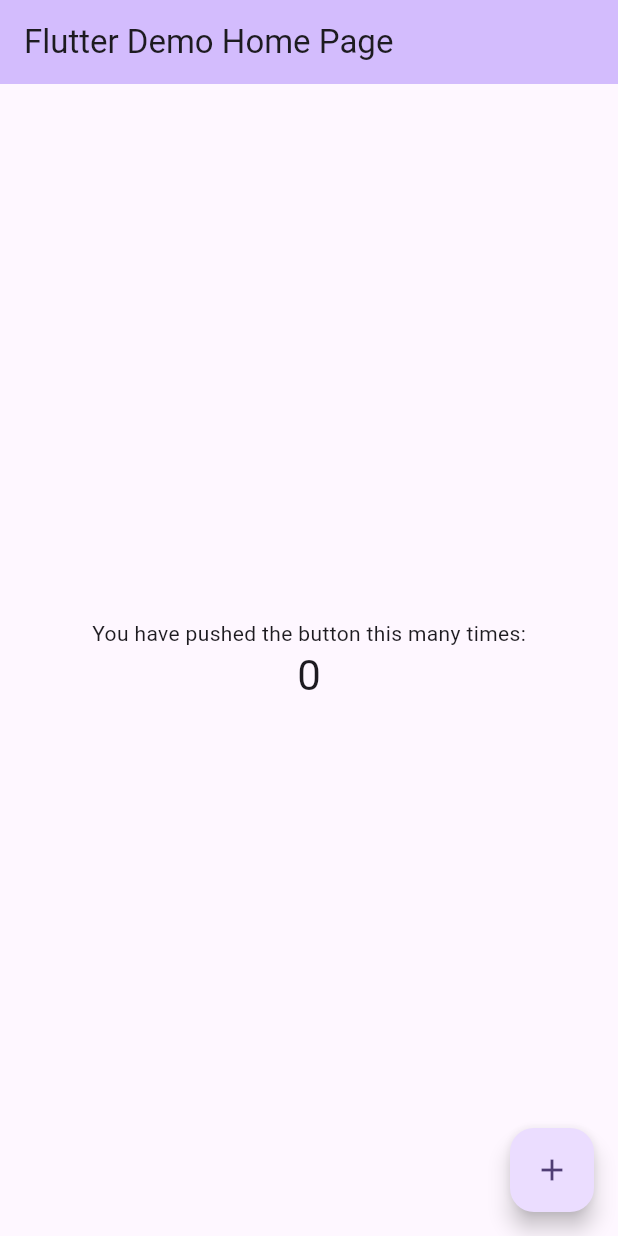
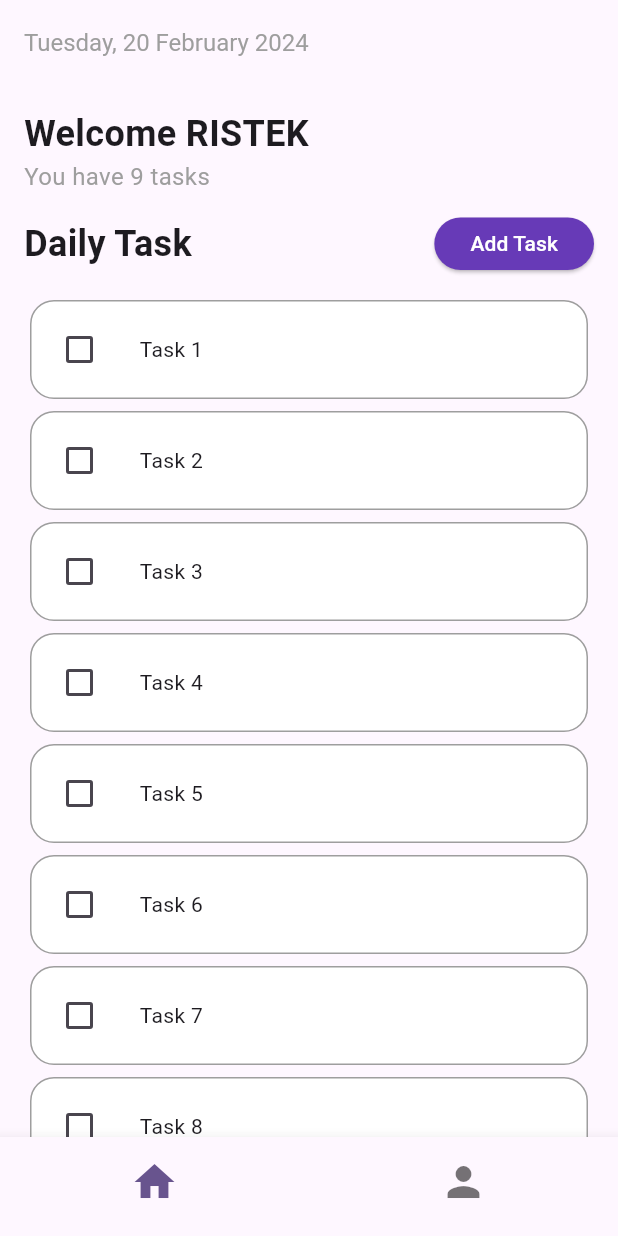
Before and after one commit to RobertBenyamin/todo_app, a Flutter app: the screen it shows after launch, on a phone screen of 412 x 824 dp. Run offline on Flutter 3.47's test engine with Material 3 defaults, Android fonts, the phone set to English and light mode, and no system bars.

Commit message:
feat: create home ui

```diff
--- a/lib/main.dart
+++ b/lib/main.dart
@@ -1,4 +1,5 @@
 import 'package:flutter/material.dart';
+import 'package:todo_app/ui/home.dart';
 
 void main() {
   runApp(const MyApp());
@@ -12,114 +13,12 @@ class MyApp extends StatelessWidget {
   Widget build(BuildContext context) {
     return MaterialApp(
       title: 'Flutter Demo',
+      debugShowCheckedModeBanner: false,
       theme: ThemeData(
-        // This is the theme of your application.
-        //
-        // TRY THIS: Try running your application with "flutter run". You'll see
-        // the application has a purple toolbar. Then, without quitting the app,
-        // try changing the seedColor in the colorScheme below to Colors.green
-        // and then invoke "hot reload" (save your changes or press the "hot
-        // reload" button in a Flutter-supported IDE, or press "r" if you used
-        // the command line to start the app).
-        //
-        // Notice that the counter didn't reset back to zero; the application
-        // state is not lost during the reload. To reset the state, use hot
-        // restart instead.
-        //
-        // This works for code too, not just values: Most code changes can be
-        // tested with just a hot reload.
         colorScheme: ColorScheme.fromSeed(seedColor: Colors.deepPurple),
         useMaterial3: true,
       ),
-      home: const MyHomePage(title: 'Flutter Demo Home Page'),
+      home: const HomePage(),
     );
   }
 }
-
-class MyHomePage extends StatefulWidget {
-  const MyHomePage({super.key, required this.title});
-
-  // This widget is the home page of your application. It is stateful, meaning
-  // that it has a State object (defined below) that contains fields that affect
-  // how it looks.
-
-  // This class is the configuration for the state. It holds the values (in this
-  // case the title) provided by the parent (in this case the App widget) and
-  // used by the build method of the State. Fields in a Widget subclass are
-  // always marked "final".
-
-  final String title;
-
-  @override
-  State<MyHomePage> createState() => _MyHomePageState();
-}
-
-class _MyHomePageState extends State<MyHomePage> {
-  int _counter = 0;
-
-  void _incrementCounter() {
-    setState(() {
-      // This call to setState tells the Flutter framework that something has
-      // changed in this State, which causes it to rerun the build method below
-      // so that the display can reflect the updated values. If we changed
-      // _counter without calling setState(), then the build method would not be
-      // called again, and so nothing would appear to happen.
-      _counter++;
-    });
-  }
-
-  @override
-  Widget build(BuildContext context) {
-    // This method is rerun every time setState is called, for instance as done
-    // by the _incrementCounter method above.
-    //
-    // The Flutter framework has been optimized to make rerunning build methods
-    // fast, so that you can just rebuild anything that needs updating rather
-    // than having to individually change instances of widgets.
-    return Scaffold(
-      appBar: AppBar(
-        // TRY THIS: Try changing the color here to a specific color (to
-        // Colors.amber, perhaps?) and trigger a hot reload to see the AppBar
-        // change color while the other colors stay the same.
-        backgroundColor: Theme.of(context).colorScheme.inversePrimary,
-        // Here we take the value from the MyHomePage object that was created by
-        // the App.build method, and use it to set our appbar title.
-        title: Text(widget.title),
-      ),
-      body: Center(
-        // Center is a layout widget. It takes a single child and positions it
-        // in the middle of the parent.
-        child: Column(
-          // Column is also a layout widget. It takes a list of children and
-          // arranges them vertically. By default, it sizes itself to fit its
-          // children horizontally, and tries to be as tall as its parent.
-          //
-          // Column has various properties to control how it sizes itself and
-          // how it positions its children. Here we use mainAxisAlignment to
-          // center the children vertically; the main axis here is the vertical
-          // axis because Columns are vertical (the cross axis would be
-          // horizontal).
-          //
-          // TRY THIS: Invoke "debug painting" (choose the "Toggle Debug Paint"
-          // action in the IDE, or press "p" in the console), to see the
-          // wireframe for each widget.
-          mainAxisAlignment: MainAxisAlignment.center,
-          children: <Widget>[
-            const Text(
-              'You have pushed the button this many times:',
-            ),
-            Text(
-              '$_counter',
-              style: Theme.of(context).textTheme.headlineMedium,
-            ),
-          ],
-        ),
-      ),
-      floatingActionButton: FloatingActionButton(
-        onPressed: _incrementCounter,
-        tooltip: 'Increment',
-        child: const Icon(Icons.add),
-      ), // This trailing comma makes auto-formatting nicer for build methods.
-    );
-  }
-}
--- /dev/null
+++ b/lib/ui/home.dart
@@ -0,0 +1,46 @@
+import 'package:flutter/material.dart';
+import 'package:todo_app/ui/todo_list.dart';
+import 'package:todo_app/ui/profile.dart';
+
+class HomePage extends StatefulWidget {
+  const HomePage({super.key});
+
+  @override
+  State<HomePage> createState() => _HomePageState();
+}
+
+class _HomePageState extends State<HomePage> {
+  int index = 0;
+
+  final screens = <Widget>[
+    const TodoPage(),
+    const ProfilePage(),
+  ];
+
+  @override
+  Widget build(BuildContext context) {
+    return Scaffold(
+        extendBody: true,
+        body: screens[index],
+        bottomNavigationBar: BottomNavigationBar(
+          currentIndex: index,
+          showSelectedLabels: false,
+          showUnselectedLabels: false,
+          onTap: (int index) {
+            setState(() {
+              this.index = index;
+            });
+          },
+          items: const <BottomNavigationBarItem>[
+            BottomNavigationBarItem(
+              icon: Icon(Icons.home, size: 32), // Change the size here
+              label: 'Todo',
+            ),
+            BottomNavigationBarItem(
+              icon: Icon(Icons.person, size: 32), // Change the size here
+              label: 'Profile',
+            ),
+          ],
+        ));
+  }
+}
--- /dev/null
+++ b/lib/ui/profile.dart
@@ -0,0 +1,15 @@
+import 'package:flutter/material.dart';
+
+class ProfilePage extends StatefulWidget {
+  const ProfilePage({super.key});
+
+  @override
+  State<ProfilePage> createState() => _ProfilePageState();
+}
+
+class _ProfilePageState extends State<ProfilePage> {
+  @override
+  Widget build(BuildContext context) {
+    return const Placeholder();
+  }
+}
--- /dev/null
+++ b/lib/ui/todo_list.dart
@@ -0,0 +1,116 @@
+import 'package:flutter/material.dart';
+import 'package:intl/intl.dart';
+import 'package:todo_app/util/todo_tile.dart';
+
+class TodoPage extends StatefulWidget {
+  const TodoPage({Key? key}) : super(key: key);
+
+  @override
+  State<TodoPage> createState() => _TodoPageState();
+}
+
+class _TodoPageState extends State<TodoPage> {
+  List todo_list = [
+    ['Task 1', false],
+    ['Task 2', false],
+    ['Task 3', false],
+    ['Task 4', false],
+    ['Task 5', false],
+    ['Task 6', false],
+    ['Task 7', false],
+    ['Task 8', false],
+    ['Task 9', false],
+  ];
+
+  void onCheckboxChanged(bool? value, int index) {
+    setState(() {
+      todo_list[index][1] = !todo_list[index][1];
+    });
+  }
+
+  @override
+  Widget build(BuildContext context) {
+    final currentDate = DateTime.now();
+    final formattedDate = DateFormat('EEEE, dd MMMM yyyy').format(currentDate);
+
+    return Scaffold(
+      appBar: AppBar(
+        title: Text(
+          formattedDate,
+          style: const TextStyle(
+            fontSize: 16,
+            color: Colors.grey,
+          ),
+        ),
+      ),
+      body: SingleChildScrollView(
+        child: Padding(
+          padding: const EdgeInsets.all(16.0),
+          child: Column(
+            crossAxisAlignment: CrossAxisAlignment.start,
+            children: [
+              const Text(
+                'Welcome RISTEK',
+                style: TextStyle(
+                  fontSize: 24,
+                  fontWeight: FontWeight.bold,
+                ),
+              ),
+              const Text(
+                'You have 9 tasks',
+                style: TextStyle(
+                  fontSize: 16,
+                  color: Colors.grey,
+                ),
+              ),
+              const SizedBox(height: 16),
+              Row(
+                mainAxisAlignment: MainAxisAlignment.spaceBetween,
+                children: [
+                  const Text(
+                    'Daily Task',
+                    style: TextStyle(
+                      fontSize: 24,
+                      fontWeight: FontWeight.bold,
+                    ),
+                  ),
+                  SizedBox(
+                    height: 35,
+                    child: ElevatedButton(
+                      onPressed: () {
+                        // Add task logic here
+                      },
+                      style: ElevatedButton.styleFrom(
+                        backgroundColor: Colors.deepPurple,
+                      ),
+                      child: const Text(
+                        'Add Task',
+                        style: TextStyle(
+                          color: Colors.white,
+                        ),
+                      ),
+                    ),
+                  ),
+                ],
+              ),
+              const SizedBox(height: 16),
+              ListView.builder(
+                physics: const NeverScrollableScrollPhysics(),
+                shrinkWrap: true,
+                itemCount: todo_list.length,
+                itemBuilder: (context, index) {
+                  return TodoTile(
+                    taskName: todo_list[index][0],
+                    isTaskCompleted: todo_list[index][1],
+                    onCheckboxChanged: (value) =>
+                        onCheckboxChanged(value, index),
+                  );
+                },
+              )
+            ],
+          ),
+        ),
+      ),
+    );
+  }
+}
--- /dev/null
+++ b/lib/util/todo_tile.dart
@@ -0,0 +1,48 @@
+import 'package:flutter/material.dart';
+
+class TodoTile extends StatefulWidget {
+  final String taskName;
+  final bool isTaskCompleted;
+  final Function(bool?)? onCheckboxChanged;
+
+  const TodoTile(
+      {super.key,
+      required this.taskName,
+      required this.isTaskCompleted,
+      required this.onCheckboxChanged});
+
+  @override
+  State<TodoTile> createState() => _TodoTileState();
+}
+
+class _TodoTileState extends State<TodoTile> {
+  @override
+  Widget build(BuildContext context) {
+    return Padding(
+      padding: const EdgeInsets.all(4.0),
+      child: Container(
+        padding: const EdgeInsets.all(8),
+        decoration: BoxDecoration(
+          color: Colors.white,
+          borderRadius: BorderRadius.circular(16),
+          border: Border.all(color: Colors.grey), // Add this line
+        ),
+        child: Row(
+          children: [
+            Checkbox(
+                value: widget.isTaskCompleted,
+                onChanged: widget.onCheckboxChanged),
+            const SizedBox(width: 16),
+            Text(
+              widget.taskName,
+              style: TextStyle(
+                  decoration: widget.isTaskCompleted
+                      ? TextDecoration.lineThrough
+                      : TextDecoration.none),
+            ),
+          ],
+        ),
+      ),
+    );
+  }
+}
```
